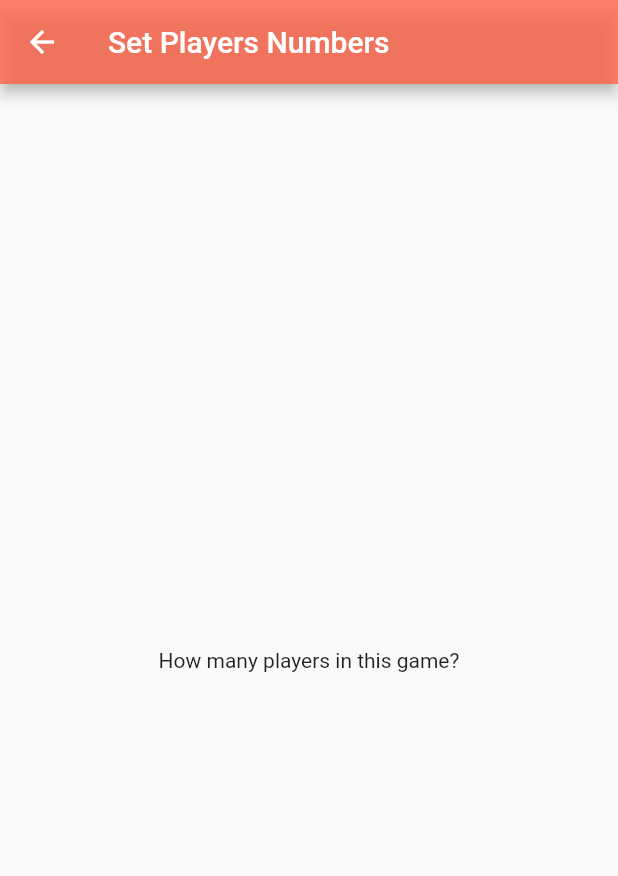
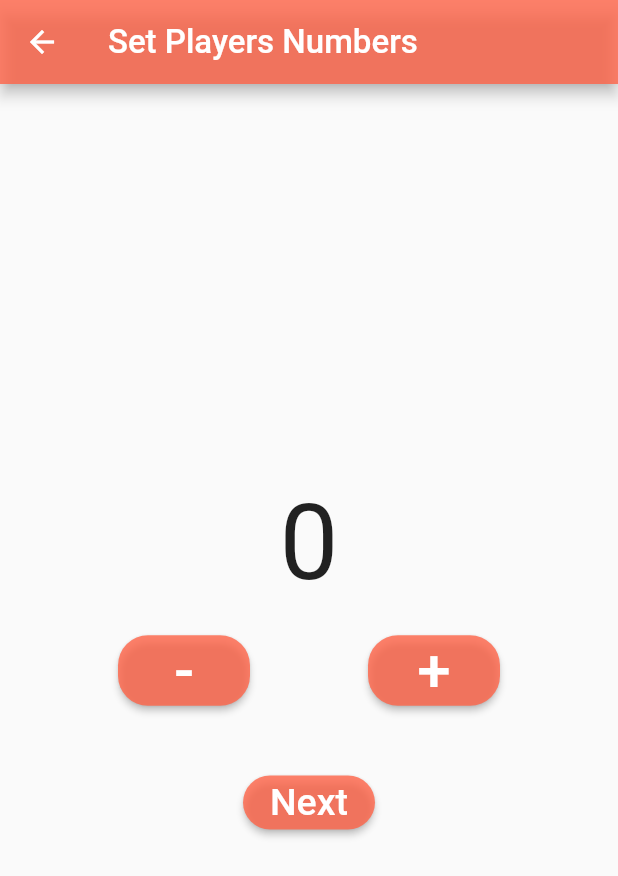
Before and after one commit to evanc923/gambalcount_flutter, a Flutter app: the setPlayers screen opened directly, on a phone screen of 412 x 824 dp. Shown: the top 876 px of the screen. Run offline on Flutter 3.47's test engine with Material 2 defaults, Android fonts, the phone set to English and light mode, and no system bars.

Commit message:
update for switching device

```diff
--- a/lib/views/setplayers.dart
+++ b/lib/views/setplayers.dart
@@ -1,14 +1,84 @@
 import 'package:flutter/material.dart';
-class setPlayers extends StatelessWidget {
+import '../main.dart' as main;
+class setPlayers extends StatefulWidget{
+  @override
+    State<StatefulWidget> createState() {
+      // TODO: implement createState
+      return new setPlayersState();
+    }
+}
+
+class setPlayersState extends State<setPlayers> {
+  int _playerNumbersInThisClass = main.playerNumber;
+  void _addPlayers(){
+    setState(() {
+         _playerNumbersInThisClass++;
+        });
+    main.playerNumber = _playerNumbersInThisClass;
+  }
+
+  void _subPlayers(){
+    if (main.playerNumber > 0){
+      setState(() {
+         _playerNumbersInThisClass--;
+        });
+      main.playerNumber = _playerNumbersInThisClass;
+    }
+  }
   @override
     Widget build(BuildContext context) {
       return new Scaffold(
         appBar: new AppBar(
-          title: new Text("Set Players Numbers"),
+          title: new Text("Set Players Numbers", style: new TextStyle(fontSize: 22.0)),
           backgroundColor: Color.fromRGBO(255, 99, 71, 0.8),
         ),
         body: new Center(
-          child: new Text("How many players in this game?")
+          child: new Column(
+            mainAxisAlignment: MainAxisAlignment.center,
+            children: <Widget>[
+              new Text('$_playerNumbersInThisClass',style: new TextStyle(fontSize: 70.0)),
+              new Padding(
+                padding: new EdgeInsetsDirectional.fromSTEB(0.0, 20.0, 0.0, 0.0),
+              ),
+              new Row(
+                mainAxisAlignment: MainAxisAlignment.spaceEvenly,
+                children: <Widget>[
+                  new RaisedButton(
+                    color: Color.fromRGBO(255, 99, 71, 0.8),
+                    child: new Text("-", style: new TextStyle(color: Colors.white, fontSize: 40.0)),
+                    shape: RoundedRectangleBorder(
+                      borderRadius: BorderRadius.all(Radius.circular(20.0)),
+                    ),
+                    onPressed: _subPlayers,
+                  ),
+                  new RaisedButton(
+                    color: Color.fromRGBO(255, 99, 71, 0.8),
+                    child: new Text("+", style: new TextStyle(color: Colors.white, fontSize: 40.0)),
+                    shape: RoundedRectangleBorder(
+                      borderRadius: BorderRadius.all(Radius.circular(20.0)),
+                    ),
+                    onPressed: _addPlayers,
+                  ),
+                ],
+              ),
+              new Padding(
+                padding: new EdgeInsetsDirectional.fromSTEB(0.0, 40.0, 0.0, 0.0),
+              ),
+              new Row(
+                mainAxisAlignment: MainAxisAlignment.center,
+                children: <Widget>[
+                  new RaisedButton(
+                    color: Color.fromRGBO(255, 99, 71, 0.8),
+                    child: new Text('Next', style: new TextStyle(color: Colors.white, fontSize: 25.0)),
+                    shape: RoundedRectangleBorder(
+                      borderRadius: BorderRadius.all(Radius.circular(20.0)),
+                    ),
+                    onPressed: _addPlayers,
+                  )
+                ],
+              )
+            ],
+          ),
         )
       );
     }
```
Also changed, not shown: lib/main.dart (+18 -1 lines), lib/views/addnewrounds.dart (+45 -0 lines).
